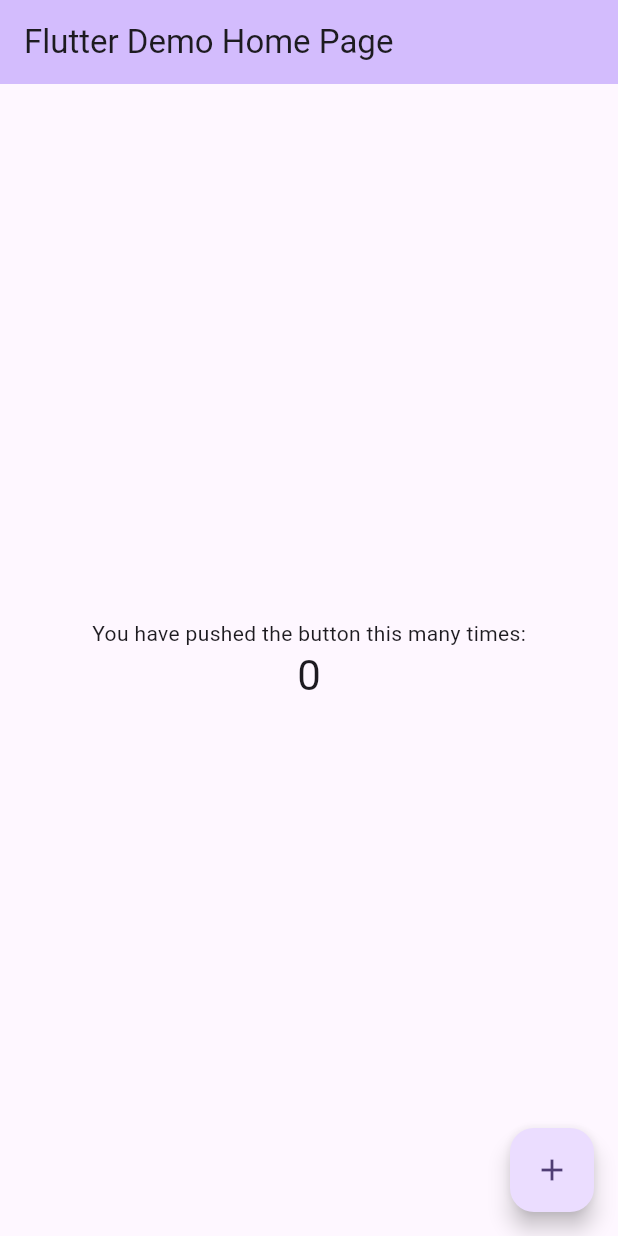
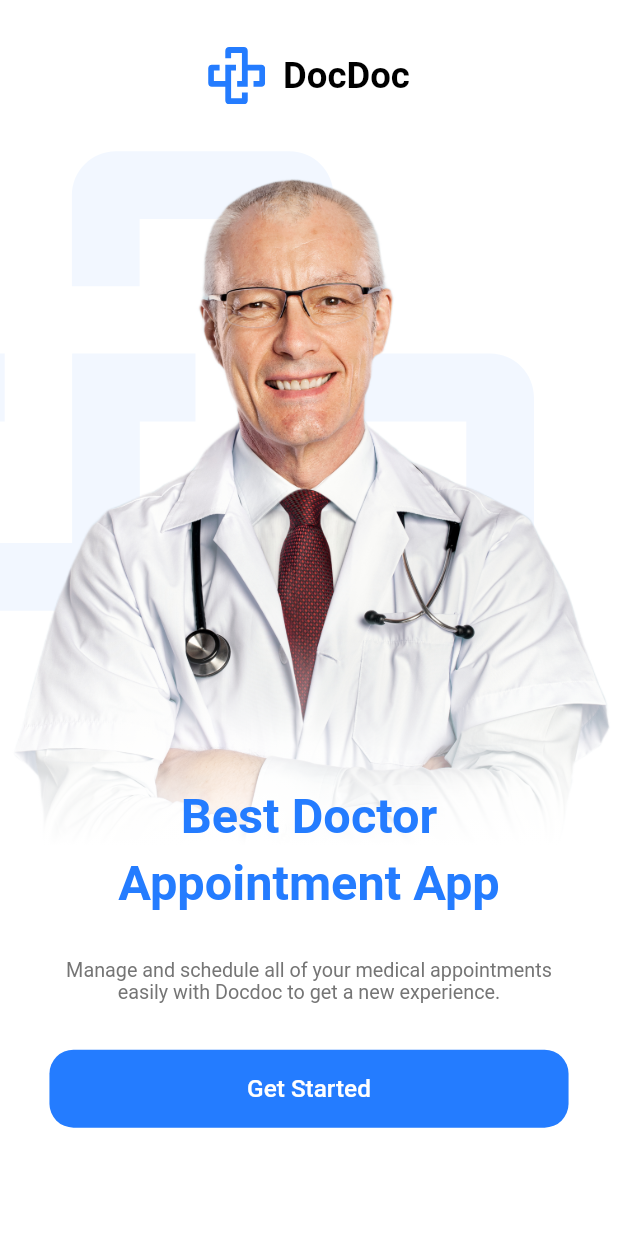
Before and after one commit to mohamed-seiam/appointMent-doctor-app, a Flutter app: the screen it shows after launch, on a phone screen of 412 x 824 dp. Run offline on Flutter 3.47's test engine with Material 2 defaults, Android fonts, the light colour scheme and no system bars; our stand-ins replace bloc, flutter_screenutil, flutter_svg.

Commit message:
features/onBoardingScreen

```diff
--- /dev/null
+++ b/lib/core/helper/extenstion.dart
@@ -0,0 +1,20 @@
+import 'package:flutter/material.dart';
+
+extension Navigation on BuildContext {
+  Future<dynamic> pushNamed(String routeName, {Object? arguments}) {
+    return Navigator.of(this).pushNamed(routeName, arguments: arguments);
+  }
+
+  Future<dynamic> pushReplacementNamed(String routeName, {Object? arguments}) {
+    return Navigator.of(this)
+        .pushReplacementNamed(routeName, arguments: arguments);
+  }
+
+  Future<dynamic> pushNamedAndRemoveUntil(String routeName,
+      {Object? arguments, required RoutePredicate predicate}) {
+    return Navigator.of(this)
+        .pushNamedAndRemoveUntil(routeName, predicate, arguments: arguments);
+  }
+
+  void pop() => Navigator.of(this).pop();
+}
--- /dev/null
+++ b/lib/core/routing/app_router.dart
@@ -0,0 +1,24 @@
+import 'package:appointment_doctor_app/core/routing/routes.dart';
+import 'package:flutter/material.dart';
+
+import '../../features/login/ui/login_screen.dart';
+import '../../features/onboarding/onboarding_screen.dart';
+
+class AppRouter {
+  Route generateRoute (RouteSettings settings){
+    /// this arguments to be passed in any screen like this (arguments as ClassName)
+    final arguments = settings.arguments;
+    switch(settings.name){
+      case Routes.onBoardingScreen :
+        return MaterialPageRoute(builder: (_)=> const OnBoardingScreen());
+      case Routes.logInScreen :
+        return MaterialPageRoute(builder: (_)=> const LogInScreen());
+      default :
+        return MaterialPageRoute(builder: (_)=>Scaffold(
+          body: Center(
+            child: Text('No Route defined for ${settings.name} '),
+          ),
+        ));
+    }
+  }
+}
--- /dev/null
+++ b/lib/core/routing/routes.dart
@@ -0,0 +1,4 @@
+class Routes {
+  static const String onBoardingScreen = '/onBoardingScreen';
+  static const String logInScreen = '/logInScreen';
+}
--- /dev/null
+++ b/lib/core/theming/color_manager.dart
@@ -0,0 +1,6 @@
+import 'package:flutter/material.dart';
+
+class ColorManager {
+  static const Color mainBlue = Color(0xFF247CFF);
+  static const Color gray = Color(0xFF757575);
+}
--- /dev/null
+++ b/lib/core/theming/styles.dart
@@ -0,0 +1,28 @@
+
+import 'package:appointment_doctor_app/core/theming/color_manager.dart';
+import 'package:flutter/material.dart';
+import 'package:flutter_screenutil/flutter_screenutil.dart';
+
+class TextStyles {
+  static TextStyle font24Black700Weight = TextStyle(
+    fontSize: 24.sp,
+    fontWeight: FontWeight.w700,
+    color: Colors.black,
+  );
+
+  static TextStyle font32BlueBold = TextStyle(
+    fontWeight: FontWeight.bold,
+    fontSize: 32.sp,
+    color: ColorManager.mainBlue,
+  );
+  static TextStyle font13GrayRegular = TextStyle(
+    fontWeight: FontWeight.normal,
+    fontSize: 13.sp,
+    color: ColorManager.gray,
+  );
+  static TextStyle font16WhiteSemiBold = TextStyle(
+    fontWeight: FontWeight.w500,
+    fontSize: 16.sp,
+    color: Colors.white,
+  );
+}
--- /dev/null
+++ b/lib/doc_app.dart
@@ -0,0 +1,29 @@
+import 'package:appointment_doctor_app/core/routing/app_router.dart';
+import 'package:appointment_doctor_app/core/routing/routes.dart';
+import 'package:appointment_doctor_app/core/theming/color_manager.dart';
+import 'package:flutter/material.dart';
+import 'package:flutter_screenutil/flutter_screenutil.dart';
+
+class DocApp extends StatelessWidget {
+  final AppRouter appRouter;
+
+  const DocApp({Key? key, required this.appRouter}) : super(key: key);
+
+  @override
+  Widget build(BuildContext context) {
+    return ScreenUtilInit(
+      designSize: const Size(375, 812),
+      minTextAdapt: true,
+      child: MaterialApp(
+        debugShowCheckedModeBanner: false,
+        title: 'DocDoc',
+        theme: ThemeData(
+          primaryColor: ColorManager.mainBlue,
+          scaffoldBackgroundColor: Colors.white,
+        ),
+        initialRoute: Routes.onBoardingScreen,
+        onGenerateRoute: appRouter.generateRoute,
+      ),
+    );
+  }
+}
--- /dev/null
+++ b/lib/features/login/ui/login_screen.dart
@@ -0,0 +1,10 @@
+import 'package:flutter/material.dart';
+
+class LogInScreen extends StatelessWidget {
+  const LogInScreen({Key? key}) : super(key: key);
+
+  @override
+  Widget build(BuildContext context) {
+    return Scaffold(body: Center(child: Text('login Screen'),),);
+  }
+}
--- /dev/null
+++ b/lib/features/onboarding/onboarding_screen.dart
@@ -0,0 +1,52 @@
+import 'package:appointment_doctor_app/features/onboarding/widgets/doc_logo_and_name.dart';
+import 'package:appointment_doctor_app/features/onboarding/widgets/doctor_image_and_text.dart';
+import 'package:appointment_doctor_app/features/onboarding/widgets/get_started_button.dart';
+import 'package:flutter/material.dart';
+import 'package:flutter_screenutil/flutter_screenutil.dart';
+
+import '../../core/theming/styles.dart';
+
+class OnBoardingScreen extends StatelessWidget {
+  const OnBoardingScreen({Key? key}) : super(key: key);
+
+  @override
+  Widget build(BuildContext context) {
+    return Scaffold(
+      body: SafeArea(
+        child: SingleChildScrollView(
+          child: Padding(
+            padding: EdgeInsets.only(
+              top: 30.h,
+              bottom: 30.h,
+            ),
+            child: Column(
+              children: [
+                const DocLogoAndName(),
+                SizedBox(
+                  height: 30.h,
+                ),
+                const DoctorImageAndText(),
+                Padding(
+                  padding: EdgeInsets.symmetric(horizontal: 30.w),
+                  child: Column(
+                    children: [
+                      Text(
+                        'Manage and schedule all of your medical appointments easily with Docdoc to get a new experience.',
+                        style: TextStyles.font13GrayRegular,
+                        textAlign: TextAlign.center,
+                      ),
+                      SizedBox(
+                        height: 30.h,
+                      ),
+                      const GetStartedButton(),
+                    ],
+                  ),
+                ),
+              ],
+            ),
+          ),
+        ),
+      ),
+    );
+  }
+}
--- /dev/null
+++ b/lib/features/onboarding/widgets/doc_logo_and_name.dart
@@ -0,0 +1,25 @@
+import 'package:appointment_doctor_app/core/theming/styles.dart';
+import 'package:flutter/material.dart';
+import 'package:flutter_screenutil/flutter_screenutil.dart';
+import 'package:flutter_svg/flutter_svg.dart';
+
+class DocLogoAndName extends StatelessWidget {
+  const DocLogoAndName({Key? key}) : super(key: key);
+
+  @override
+  Widget build(BuildContext context) {
+    return Row(
+      mainAxisAlignment: MainAxisAlignment.center,
+      children: [
+        SvgPicture.asset('assets/svgs/docdoc_logo.svg'),
+        SizedBox(
+          width: 10.w,
+        ),
+        Text(
+          'DocDoc',
+          style:TextStyles.font24Black700Weight,
+        ),
+      ],
+    );
+  }
+}
--- /dev/null
+++ b/lib/features/onboarding/widgets/doctor_image_and_text.dart
@@ -0,0 +1,41 @@
+import 'package:flutter/material.dart';
+import 'package:flutter_svg/svg.dart';
+
+import '../../../core/theming/styles.dart';
+
+class DoctorImageAndText extends StatelessWidget {
+  const DoctorImageAndText({Key? key}) : super(key: key);
+
+  @override
+  Widget build(BuildContext context) {
+    return Stack(
+      children: [
+        SvgPicture.asset('assets/svgs/docdoc_logo_low_opacity.svg'),
+        Container(
+          foregroundDecoration: BoxDecoration(
+            gradient: LinearGradient(
+              colors: [
+                Colors.white,
+                Colors.white.withOpacity(0.0),
+              ],
+              begin: Alignment.bottomCenter,
+              end: Alignment.topCenter,
+              stops: const [0.14, 0.4],
+            ),
+          ),
+          child: Image.asset('assets/images/onboarding_doctor.png'),
+        ),
+        Positioned(
+          bottom: 30,
+          left: 0,
+          right: 0,
+          child: Text(
+            'Best Doctor\nAppointment App',
+            textAlign: TextAlign.center,
+            style: TextStyles.font32BlueBold.copyWith(height: 1.4),
+          ),
+        ),
+      ],
+    );
+  }
+}
--- /dev/null
+++ b/lib/features/onboarding/widgets/get_started_button.dart
@@ -0,0 +1,24 @@
+import 'package:appointment_doctor_app/core/theming/color_manager.dart';
+import 'package:flutter/material.dart';
+
+import '../../../core/theming/styles.dart';
+
+class GetStartedButton extends StatelessWidget {
+  const GetStartedButton({Key? key}) : super(key: key);
+
+  @override
+  Widget build(BuildContext context) {
+    return TextButton(
+        onPressed: (){},
+      style: ButtonStyle(
+        backgroundColor: MaterialStateProperty.all(ColorManager.mainBlue),
+        tapTargetSize: MaterialTapTargetSize.shrinkWrap,
+        minimumSize: MaterialStateProperty.all(const Size(double.infinity, 52)),
+        shape: MaterialStateProperty.all(RoundedRectangleBorder(
+          borderRadius: BorderRadius.circular(16),
+        ))
+      ),
+        child: Text('Get Started',style: TextStyles.font16WhiteSemiBold,),
+    );
+  }
+}
--- a/lib/main.dart
+++ b/lib/main.dart
@@ -1,94 +1,14 @@
+import 'package:appointment_doctor_app/core/routing/app_router.dart';
 import 'package:bloc/bloc.dart';
 import 'package:flutter/material.dart';
 
 import 'bloc_observable.dart';
+import 'doc_app.dart';
 
 void main() {
   WidgetsFlutterBinding.ensureInitialized();
   Bloc.observer = MyBlocObserver();
-  runApp(const MyApp());
+  runApp( DocApp(
+    appRouter: AppRouter(),
+  ));
 }
-
-class MyApp extends StatelessWidget {
-  const MyApp({super.key});
-
-  // This widget is the root of your application.
-  @override
-  Widget build(BuildContext context) {
-    return MaterialApp(
-      debugShowCheckedModeBanner: false,
-      title: 'Flutter Demo',
-      theme: ThemeData(
-        colorScheme: ColorScheme.fromSeed(seedColor: Colors.deepPurple),
-        useMaterial3: true,
-      ),
-      home: const MyHomePage(title: 'Flutter Demo Home Page'),
-    );
-  }
-}
-
-class MyHomePage extends StatefulWidget {
-  const MyHomePage({super.key, required this.title});
-
-
-  final String title;
-
-  @override
-  State<MyHomePage> createState() => _MyHomePageState();
-}
-
-class _MyHomePageState extends State<MyHomePage> {
-  int _counter = 0;
-
-  void _incrementCounter() {
-    setState(() {
-      _counter++;
-    });
-  }
-
-  @override
-  Widget build(BuildContext context) {
-    return Scaffold(
-      appBar: AppBar(
-        backgroundColor: Theme.of(context).colorScheme.inversePrimary,
-        // Here we take the value from the MyHomePage object that was created by
-        // the App.build method, and use it to set our appbar title.
-        title: Text(widget.title),
-      ),
-      body: Center(
-        // Center is a layout widget. It takes a single child and positions it
-        // in the middle of the parent.
-        child: Column(
-          // Column is also a layout widget. It takes a list of children and
-          // arranges them vertically. By default, it sizes itself to fit its
-          // children horizontally, and tries to be as tall as its parent.
-          //
-          // Column has various properties to control how it sizes itself and
-          // how it positions its children. Here we use mainAxisAlignment to
-          // center the children vertically; the main axis here is the vertical
-          // axis because Columns are vertical (the cross axis would be
-          // horizontal).
-          //
-          // TRY THIS: Invoke "debug painting" (choose the "Toggle Debug Paint"
-          // action in the IDE, or press "p" in the console), to see the
-          // wireframe for each widget.
-          mainAxisAlignment: MainAxisAlignment.center,
-          children: <Widget>[
-            const Text(
-              'You have pushed the button this many times:',
-            ),
-            Text(
-              '$_counter',
-              style: Theme.of(context).textTheme.headlineMedium,
-            ),
-          ],
-        ),
-      ),
-      floatingActionButton: FloatingActionButton(
-        onPressed: _incrementCounter,
-        tooltip: 'Increment',
-        child: const Icon(Icons.add),
-      ), // This trailing comma makes auto-formatting nicer for build methods.
-    );
-  }
-}
```
Also changed, not shown: pubspec.yaml (+7 -3 lines), assets/images/onboarding_doctor.png (added), assets/svgs/docdoc_logo.svg (added), assets/svgs/docdoc_logo_low_opacity.svg (added), pubspec.lock, 1 other file.
